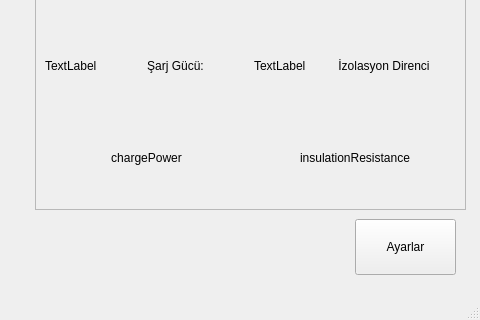
First picture: the form in mainwindow.ui, repository mertkaplandar/bmt-vehicle-display, before the edit; both pictures show x 544 to 1024 and y 280 to 600 of the 1024 by 600 pixel window.
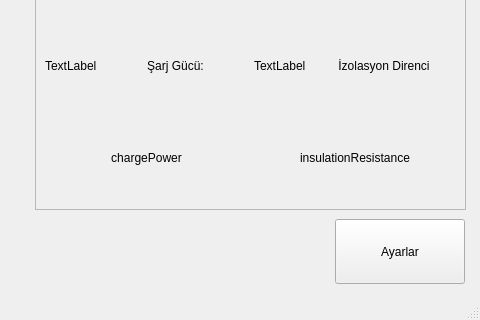
Second picture: the form after the edit. Icons and pictures are not drawn.

Commit message: The sizes of some elements in the interface have been readjusted.

What changed in the file:
```diff
--- a/mainwindow.ui
+++ b/mainwindow.ui
@@ -84,10 +84,10 @@
        <widget class="QPushButton" name="settingsButton">
         <property name="geometry">
          <rect>
-          <x>890</x>
+          <x>870</x>
           <y>490</y>
-          <width>101</width>
-          <height>56</height>
+          <width>130</width>
+          <height>65</height>
          </rect>
         </property>
         <property name="sizePolicy">
```
Left out of the diff: 6 changed lines with no effect on the pictures.
